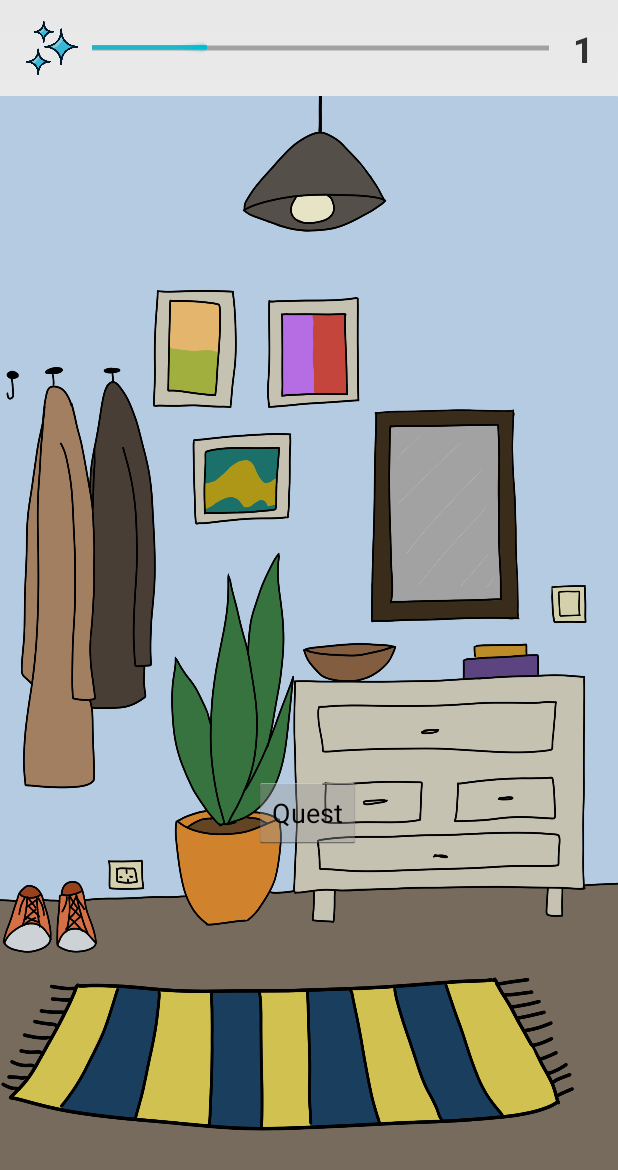
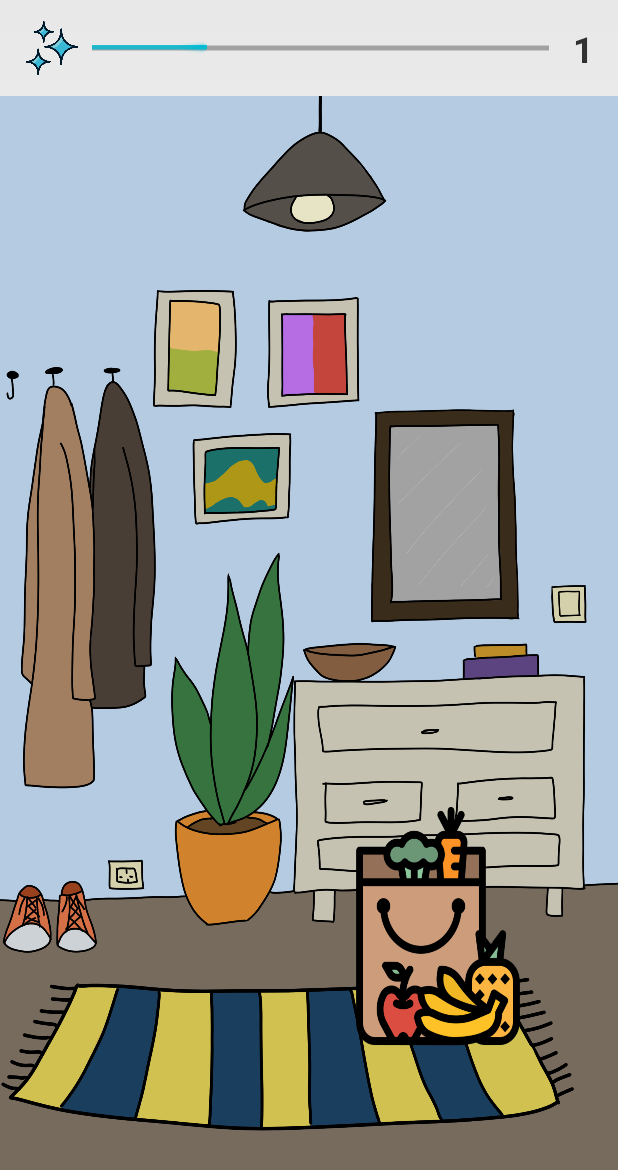
Before and after one commit to Fasust/quest_for_ultimate_hygiene, an Android app: the screen it shows after launch (MainActivity), on a phone screen of 412 x 824 dp. Shown: the top 1170 px of the screen. Run offline under Robolectric (Android 15) with nearby library versions, the phone set to English and light mode, and no system bars.

Commit message:
Change Quest Button to shopping bag

```diff
--- a/app/src/main/res/layout/fragment_frontdoor.xml
+++ b/app/src/main/res/layout/fragment_frontdoor.xml
@@ -13,15 +13,15 @@
 
         <Button
             android:id="@+id/button_quest_frontdoor"
-            android:layout_width="wrap_content"
-            android:layout_height="wrap_content"
-            android:text="Quest"
+            android:layout_width="145dp"
+            android:layout_height="169dp"
+            android:background="@drawable/shopping_bag"
             app:layout_constraintBottom_toBottomOf="parent"
             app:layout_constraintEnd_toEndOf="parent"
-            app:layout_constraintHorizontal_bias="0.498"
+            app:layout_constraintHorizontal_bias="0.823"
             app:layout_constraintStart_toStartOf="parent"
             app:layout_constraintTop_toTopOf="parent"
-            app:layout_constraintVertical_bias="0.638" />
+            app:layout_constraintVertical_bias="0.793" />
 
     </androidx.constraintlayout.widget.ConstraintLayout>
 
```
